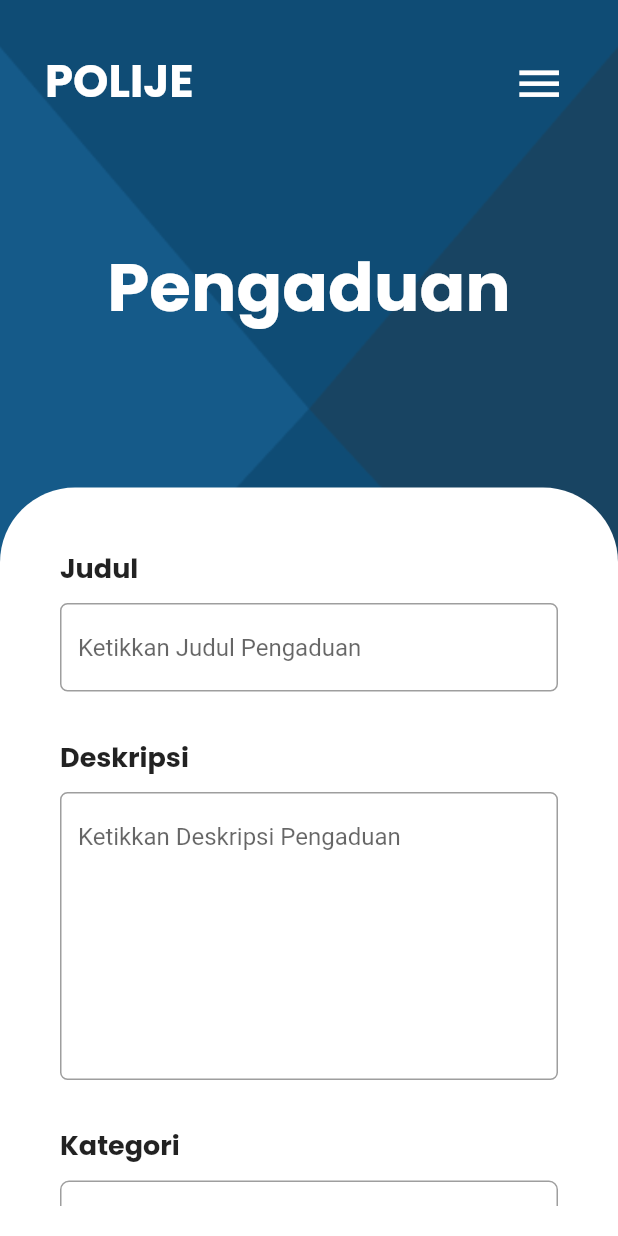
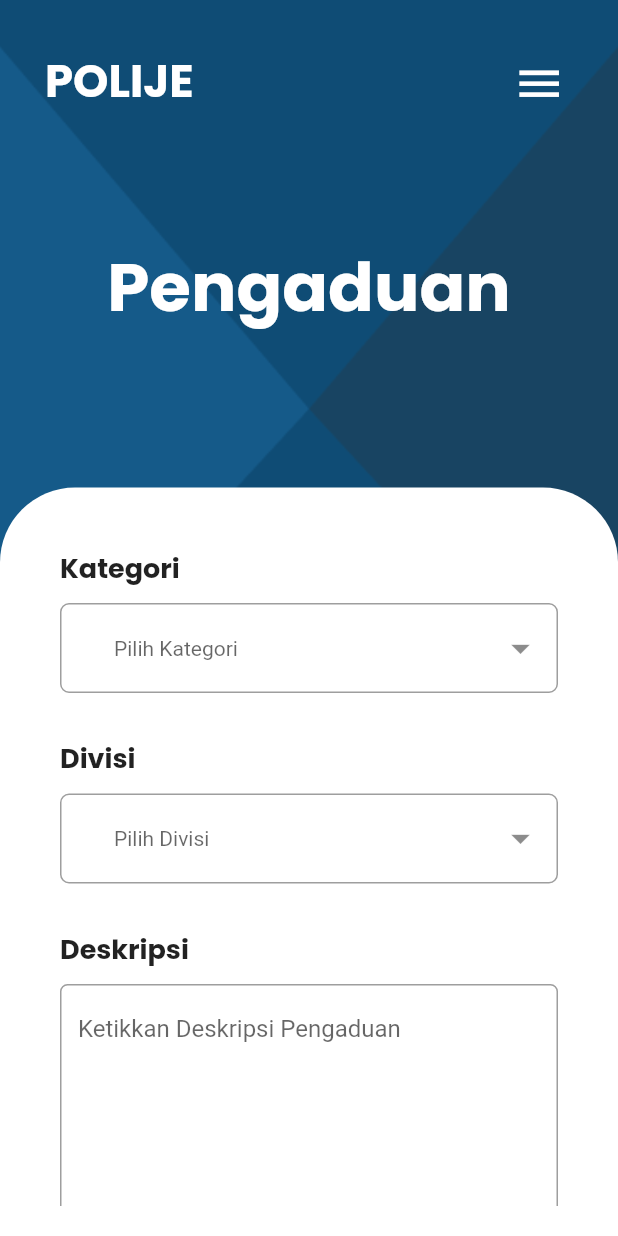
Before and after one commit to aristocaesar/polije-complaint-information-system-mobile, a Flutter app: the Pengaduan screen opened by its route, on a phone screen of 412 x 824 dp. Run offline on Flutter 3.47's test engine with Material 2 defaults, Android fonts, the phone set to English and light mode, and no system bars; our stand-ins replace dropdown_button2, file_picker, flutter_dotenv, get, shared_preferences; accounts and stored records are empty; network calls fail.

Commit message:
remove field judul on laporan and detail laporan

```diff
--- a/lib/pages/menus/laporans/detail_laporan.dart
+++ b/lib/pages/menus/laporans/detail_laporan.dart
@@ -18,7 +18,6 @@ class DetailLaporan extends StatefulWidget {
 class _DetailLaporanState extends State<DetailLaporan> {
   final _scaffoldKey = GlobalKey<ScaffoldState>();
   //form state
-  final TextEditingController judul = TextEditingController();
   final TextEditingController deskripsiPengaduan = TextEditingController();
   final TextEditingController kategori = TextEditingController();
   final TextEditingController divisi = TextEditingController();
@@ -76,24 +75,6 @@ class _DetailLaporanState extends State<DetailLaporan> {
                                     fontWeight: FontWeight.bold,
                                     fontFamily: 'Poppins',
                                     fontSize: 17),
-                              ),
-                              const SizedBox(height: 10),
-                              const Text(
-                                "Judul",
-                                style: TextStyle(
-                                    fontFamily: 'Poppins', fontSize: 17),
-                              ),
-                              const SizedBox(
-                                height: 10,
-                              ),
-                              TextFormField(
-                                controller: judul,
-                                decoration: InputDecoration(
-                                  contentPadding: const EdgeInsets.all(15),
-                                  hintText: "Ketikkan Judul",
-                                  border: OutlineInputBorder(
-                                      borderRadius: BorderRadius.circular(5.0)),
-                                ),
                               ),
                               const SizedBox(
                                 height: 30,
@@ -329,7 +310,6 @@ class _DetailLaporanState extends State<DetailLaporan> {
                                     ),
                                     onPressed: () {
                                       if (submitlaporanedit(
-                                          judul.text,
                                           deskripsiPengaduan.text,
                                           kategoriSelected.toString(),
                                           divisi.text,
@@ -379,14 +359,7 @@ class _DetailLaporanState extends State<DetailLaporan> {
 //   context: context,
 //   initialTime: TimeOfDay(hour: hour, minute: minute, second))
 
-submitlaporanedit(String judul, String deskripsiPengaduan, String kategori,
-    String divisi, String status, String dateinput, String deskripsiTanggapan) {
-  // print(judul);
-  // print(deskripsiPengaduan);
-  // print(kategori);
-  // print(divisi);
-  // print(status);
-  // print(dateinput);
-  // print(deskripsiTanggapan);
+submitlaporanedit(String deskripsiPengaduan, String kategori, String divisi,
+    String status, String dateinput, String deskripsiTanggapan) {
   return true;
 }
--- a/lib/pages/menus/pengaduan.dart
+++ b/lib/pages/menus/pengaduan.dart
@@ -60,49 +60,6 @@ class _PengaduanState extends State<Pengaduan> {
                               top: 20.0, right: 20.0, left: 20.0),
                           child: ListView(
                             children: [
-                              // Judul
-                              const Text(
-                                "Judul",
-                                style: TextStyle(
-                                    fontWeight: FontWeight.bold,
-                                    fontFamily: 'Poppins',
-                                    fontSize: 18),
-                              ),
-                              const SizedBox(
-                                height: 10,
-                              ),
-                              TextFormField(
-                                decoration: InputDecoration(
-                                  hintText: "Ketikkan Judul Pengaduan",
-                                  border: OutlineInputBorder(
-                                      borderRadius: BorderRadius.circular(5.0)),
-                                ),
-                              ),
-                              const SizedBox(
-                                height: 30,
-                              ),
-                              // Deskripsi
-                              const Text(
-                                "Deskripsi",
-                                style: TextStyle(
-                                    fontWeight: FontWeight.bold,
-                                    fontFamily: 'Poppins',
-                                    fontSize: 18),
-                              ),
-                              const SizedBox(
-                                height: 10,
-                              ),
-                              TextFormField(
-                                maxLines: 8,
-                                decoration: InputDecoration(
-                                  hintText: "Ketikkan Deskripsi Pengaduan",
-                                  border: OutlineInputBorder(
-                                      borderRadius: BorderRadius.circular(5.0)),
-                                ),
-                              ),
-                              const SizedBox(
-                                height: 30,
-                              ),
                               // Katgeori
                               const Text(
                                 "Kategori",
@@ -210,6 +167,28 @@ class _PengaduanState extends State<Pengaduan> {
                                 onSaved: (value) {
                                   divisiSelected = value.toString();
                                 },
+                              ),
+                              const SizedBox(
+                                height: 30,
+                              ),
+                              // Deskripsi
+                              const Text(
+                                "Deskripsi",
+                                style: TextStyle(
+                                    fontWeight: FontWeight.bold,
+                                    fontFamily: 'Poppins',
+                                    fontSize: 18),
+                              ),
+                              const SizedBox(
+                                height: 10,
+                              ),
+                              TextFormField(
+                                maxLines: 8,
+                                decoration: InputDecoration(
+                                  hintText: "Ketikkan Deskripsi Pengaduan",
+                                  border: OutlineInputBorder(
+                                      borderRadius: BorderRadius.circular(5.0)),
+                                ),
                               ),
                               const SizedBox(
                                 height: 30,
```
Also changed, not shown: lib/pages/menus/aspirasi.dart (+23 -44 lines), lib/pages/menus/informasi.dart (+23 -45 lines).
